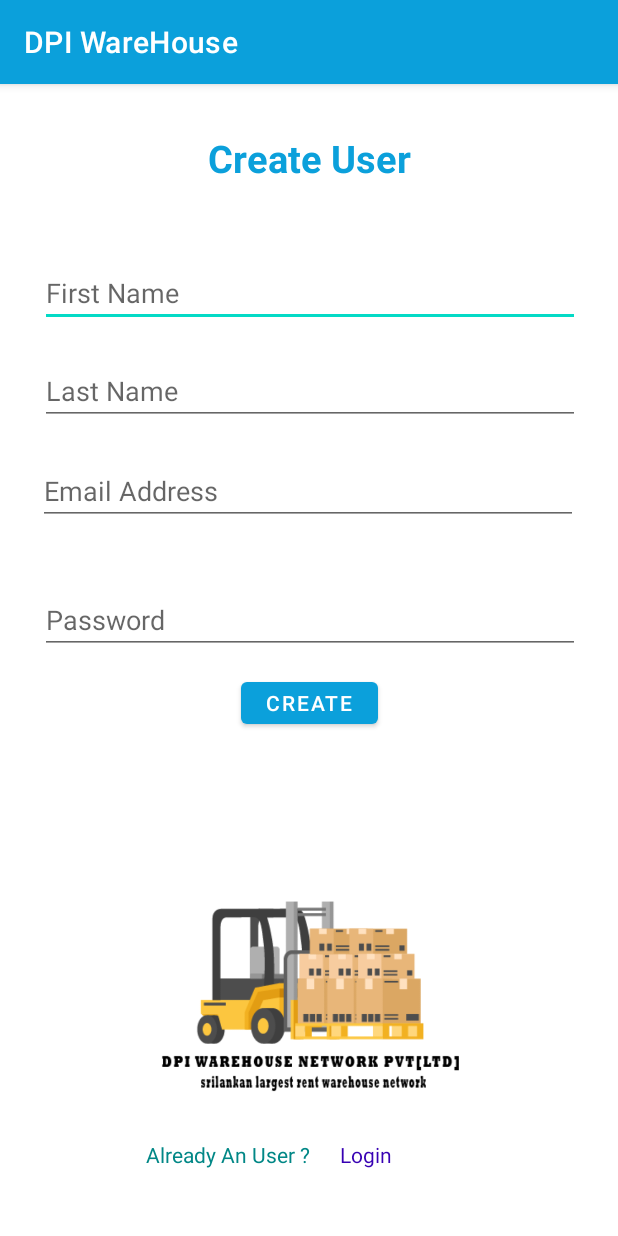
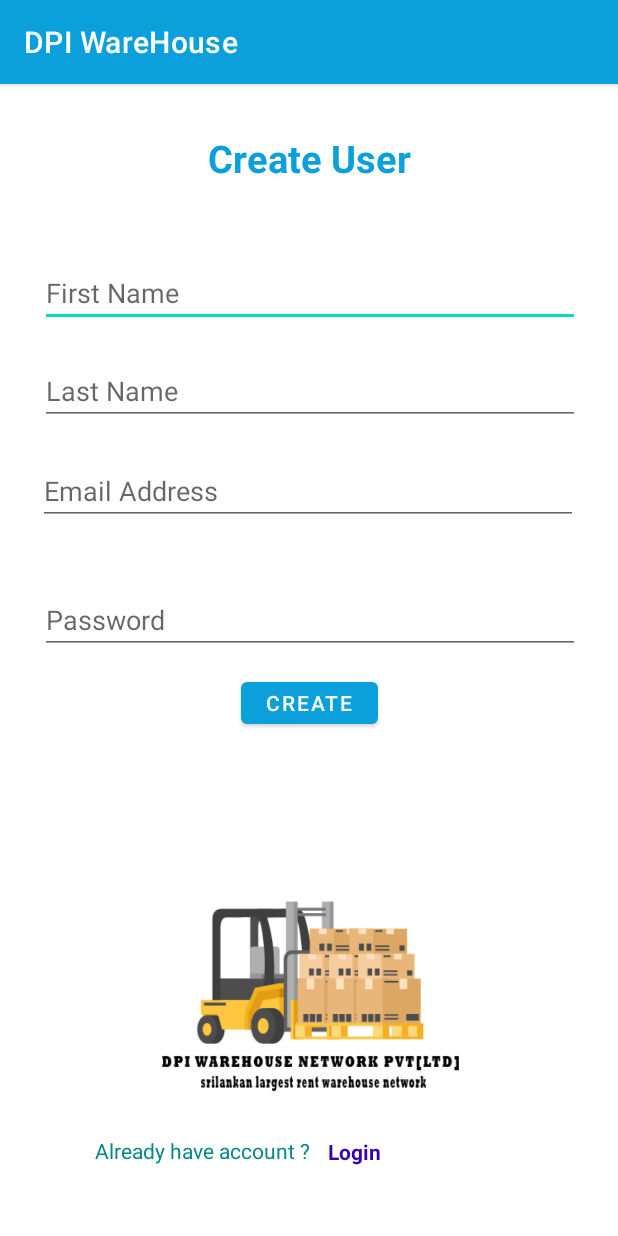
Before and after one commit to KavishkaPKP/MAD-Group-Project, an Android app: the Add_user screen opened directly, with no data from a screen before it, on a phone screen of 412 x 824 dp. Run offline under Robolectric (Android 15) with nearby library versions, the light colour scheme and no system bars; our stand-ins replace Firebase (no records; nobody signed in at launch, a user with empty details on screens opened directly).

Commit message:
login text style

```diff
--- a/app/src/main/res/layout/activity_add_user.xml
+++ b/app/src/main/res/layout/activity_add_user.xml
@@ -103,29 +103,30 @@
 
     <TextView
         android:id="@+id/alredyUser"
-        android:layout_width="wrap_content"
-        android:layout_height="wrap_content"
-        android:text="Already An User ?"
+        android:layout_width="148dp"
+        android:layout_height="25dp"
+        android:text="Already have account ?"
         android:textColor="@color/teal_700"
         app:layout_constraintBottom_toBottomOf="parent"
         app:layout_constraintEnd_toEndOf="parent"
-        app:layout_constraintHorizontal_bias="0.322"
+        app:layout_constraintHorizontal_bias="0.239"
         app:layout_constraintStart_toStartOf="parent"
         app:layout_constraintTop_toTopOf="parent"
-        app:layout_constraintVertical_bias="0.94" />
+        app:layout_constraintVertical_bias="0.944" />
 
     <TextView
         android:id="@+id/loginTV"
-        android:layout_width="45dp"
-        android:layout_height="24dp"
+        android:layout_width="49dp"
+        android:layout_height="23dp"
         android:text="Login"
+        android:textStyle="bold"
         android:textAlignment="center"
         android:textColor="@color/purple_700"
         app:layout_constraintBottom_toBottomOf="parent"
         app:layout_constraintEnd_toEndOf="parent"
-        app:layout_constraintHorizontal_bias="0.603"
+        app:layout_constraintHorizontal_bias="0.582"
         app:layout_constraintStart_toStartOf="parent"
         app:layout_constraintTop_toTopOf="parent"
-        app:layout_constraintVertical_bias="0.946" />
+        app:layout_constraintVertical_bias="0.943" />
 
 </androidx.constraintlayout.widget.ConstraintLayout>
```
